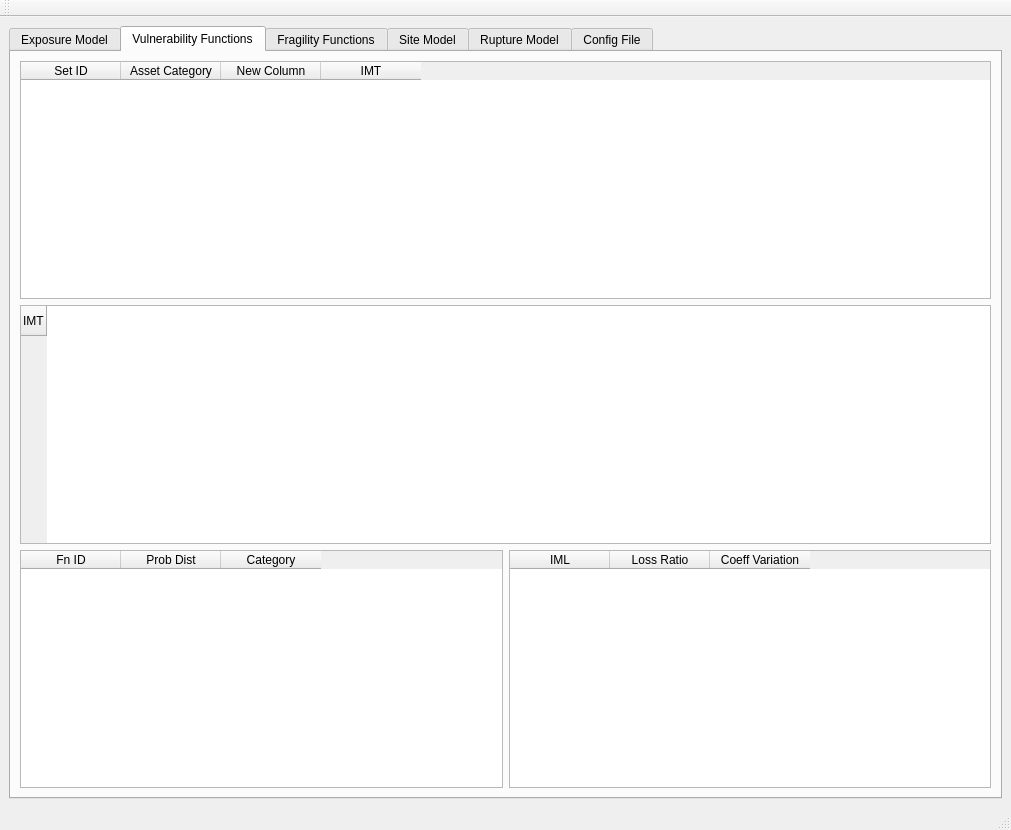
Before: the Qt Designer form input_tool/ui_input_tool_window.ui in gem/oq-irmt-qgis, drawn with Qt 5.
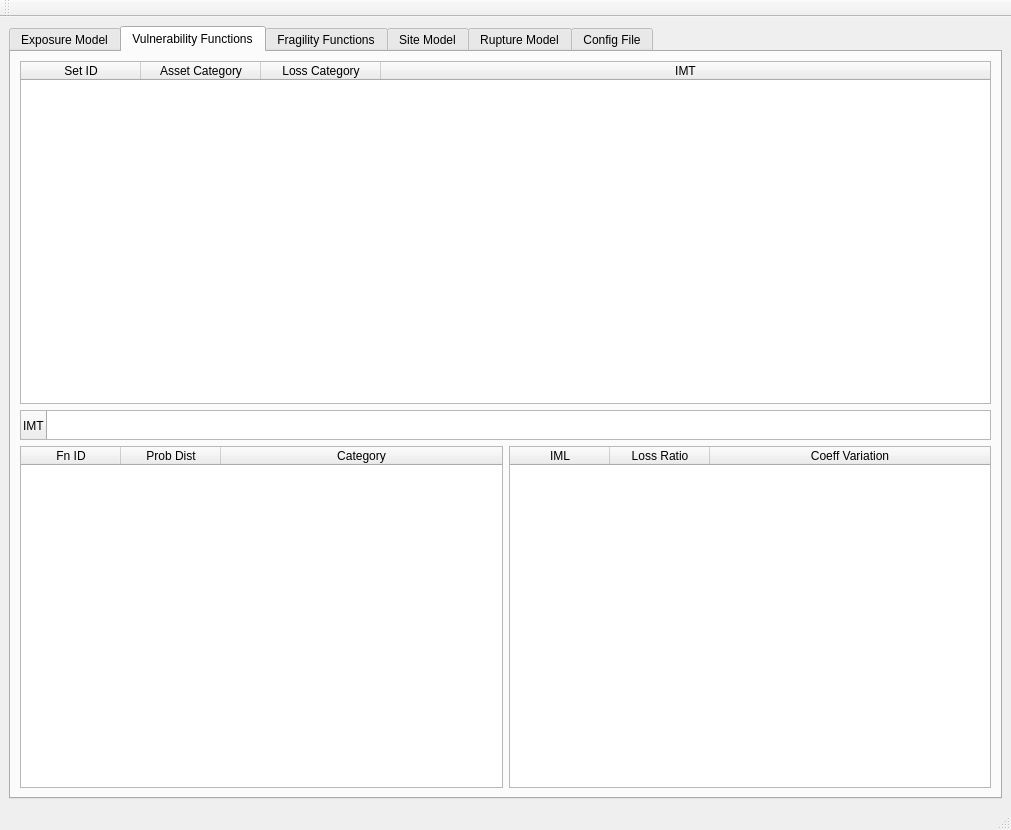
After: the same form once the commit is applied.

Commit message: added filling table example

```diff
--- a/input_tool/ui_input_tool_window.ui
+++ b/input_tool/ui_input_tool_window.ui
@@ -38,6 +38,18 @@
        <layout class="QVBoxLayout" name="verticalLayout">
         <item>
          <widget class="QTableWidget" name="vSetsTbl">
+          <property name="alternatingRowColors">
+           <bool>true</bool>
+          </property>
+          <attribute name="horizontalHeaderDefaultSectionSize">
+           <number>120</number>
+          </attribute>
+          <attribute name="horizontalHeaderShowSortIndicator" stdset="0">
+           <bool>true</bool>
+          </attribute>
+          <attribute name="horizontalHeaderStretchLastSection">
+           <bool>true</bool>
+          </attribute>
           <column>
            <property name="text">
             <string>Set ID</string>
@@ -50,7 +62,7 @@
           </column>
           <column>
            <property name="text">
-            <string>New Column</string>
+            <string>Loss Category</string>
            </property>
           </column>
           <column>
@@ -62,6 +74,15 @@
         </item>
         <item>
          <widget class="QTableWidget" name="imtTbl">
+          <property name="maximumSize">
+           <size>
+            <width>16777215</width>
+            <height>30</height>
+           </size>
+          </property>
+          <attribute name="verticalHeaderStretchLastSection">
+           <bool>true</bool>
+          </attribute>
           <row>
            <property name="text">
             <string>IMT</string>
@@ -73,6 +94,15 @@
          <layout class="QHBoxLayout" name="horizontalLayout">
           <item>
            <widget class="QTableWidget" name="vFnTbl">
+            <property name="alternatingRowColors">
+             <bool>true</bool>
+            </property>
+            <attribute name="horizontalHeaderShowSortIndicator" stdset="0">
+             <bool>true</bool>
+            </attribute>
+            <attribute name="horizontalHeaderStretchLastSection">
+             <bool>true</bool>
+            </attribute>
             <column>
              <property name="text">
               <string>Fn ID</string>
@@ -92,6 +122,15 @@
           </item>
           <item>
            <widget class="QTableWidget" name="imlsTbl">
+            <property name="alternatingRowColors">
+             <bool>true</bool>
+            </property>
+            <attribute name="horizontalHeaderShowSortIndicator" stdset="0">
+             <bool>true</bool>
+            </attribute>
+            <attribute name="horizontalHeaderStretchLastSection">
+             <bool>true</bool>
+            </attribute>
             <column>
              <property name="text">
               <string>IML</string>
```
Left out of the diff: 2 changed lines with no effect on the pictures. The commit also changes 2 other files.
